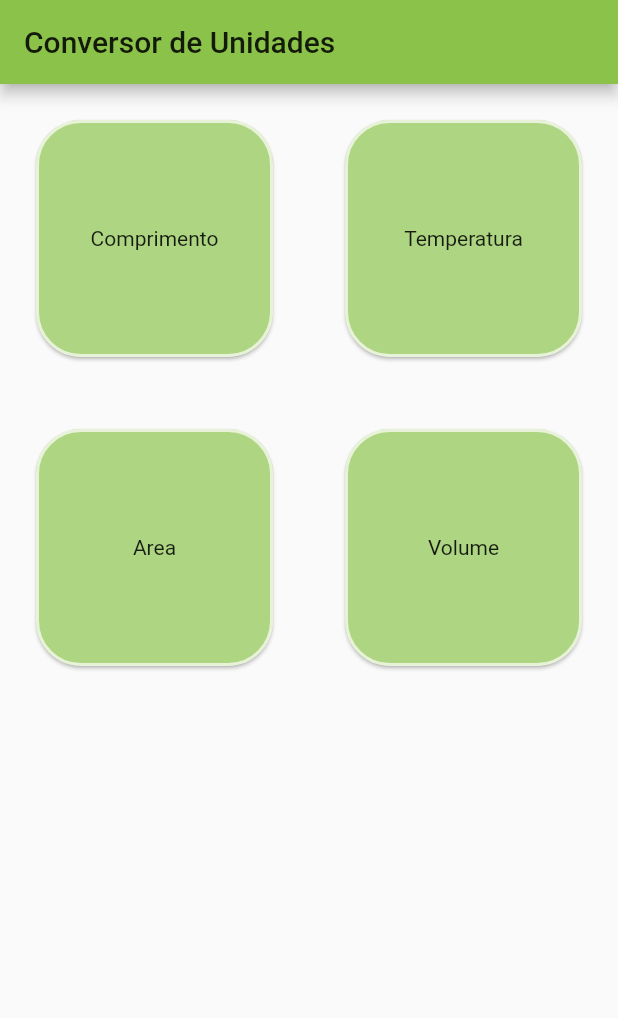
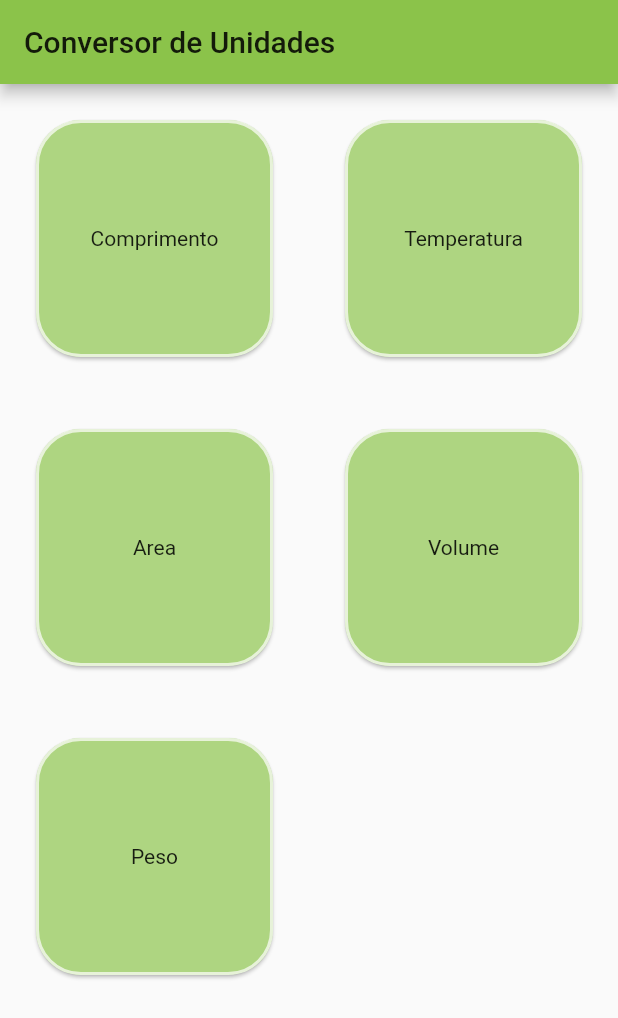
Before and after one commit to alex-cerlini/unit_converter, a Flutter app: the screen it shows after launch, on a phone screen of 412 x 824 dp. Shown: the top 1018 px of the screen. Run offline on Flutter 3.47's test engine with Material 2 defaults, Android fonts, the phone set to English and light mode, and no system bars.

Commit message:
Add Card Peso

```diff
--- a/lib/main.dart
+++ b/lib/main.dart
@@ -101,6 +101,22 @@ class _MyHomePageState extends State<MyHomePage> {
               ),
             ),
           ),
+          Padding(
+            padding: const EdgeInsets.all(20),
+            child: Card(
+              color: Colors.lightGreen[300],
+              shape: RoundedRectangleBorder(
+                side: BorderSide(
+                  color: Colors.white70,
+                  width: 2,
+                ),
+                borderRadius: BorderRadius.circular(30),
+              ),
+              child: Center(
+                child: Text("Peso"),
+              ),
+            ),
+          ),
         ],
       ),
     );
```
